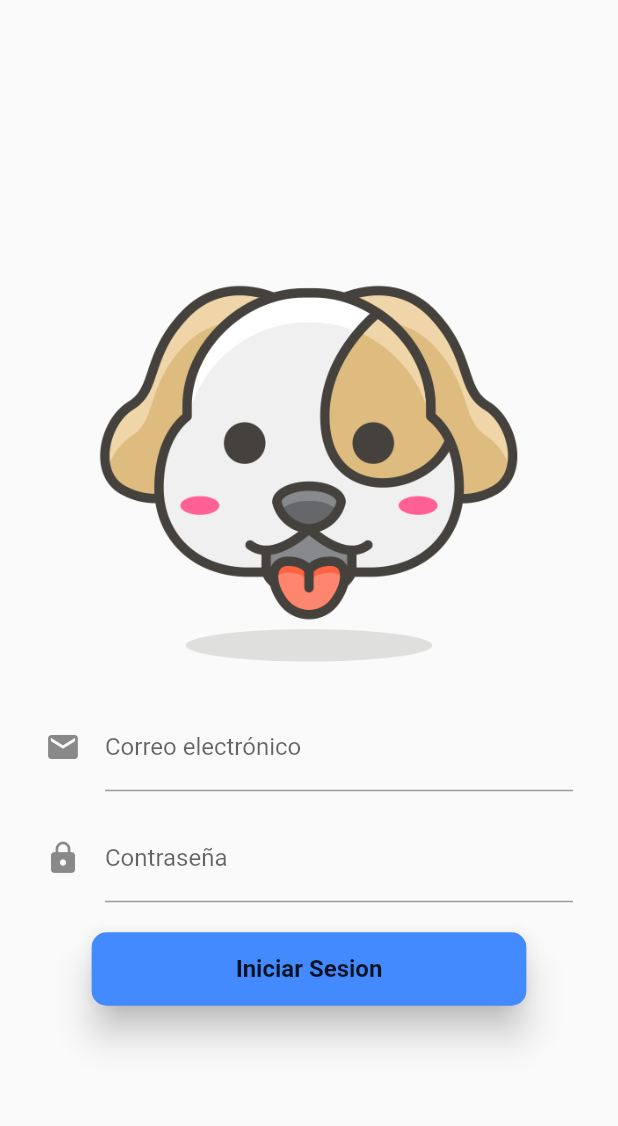
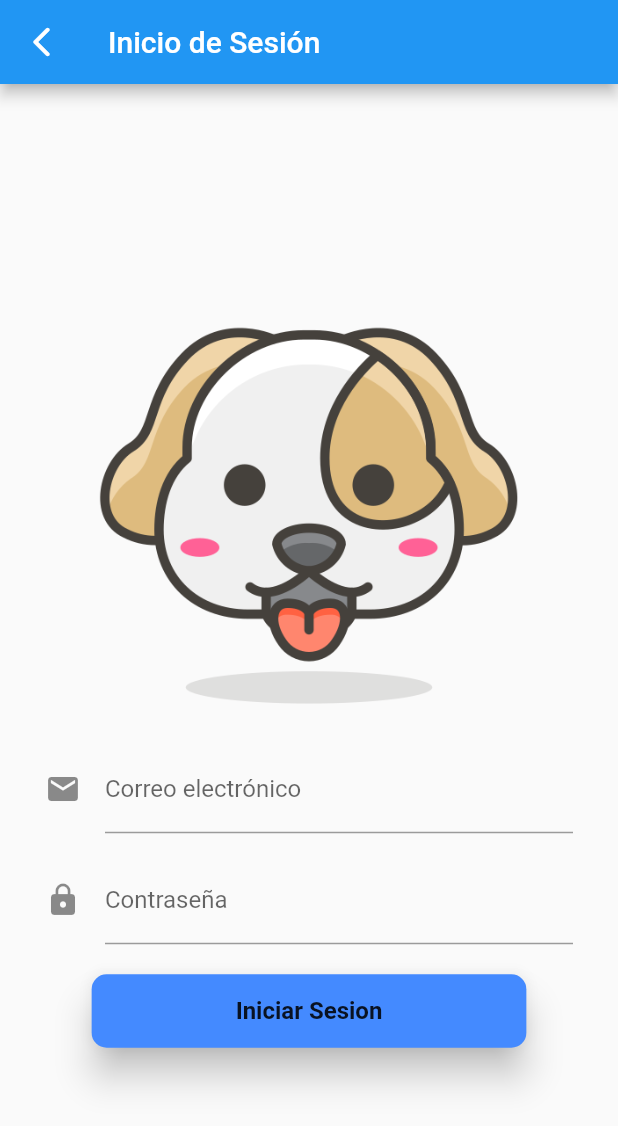
Before and after one commit to DylanEscala/GUIlp, a Flutter app: the LoginPage screen opened directly, after a tap on "Iniciar Sesion", on a phone screen of 412 x 824 dp. Shown: the top 1126 px of the screen. Run offline on Flutter 3.47's test engine with Material 2 defaults, Android fonts, the phone set to English and light mode, and no system bars; network calls fail; statements that could not run were skipped.

Commit message:
Iniciada navegación

```diff
--- a/proyectolp/lib/src/pages/login_page.dart
+++ b/proyectolp/lib/src/pages/login_page.dart
@@ -1,4 +1,8 @@
+import 'dart:convert';
+
 import 'package:flutter/material.dart';
+import 'package:http/http.dart' as http;
+import 'package:proyectolp/main.dart';
 
 class LoginPage extends StatefulWidget {
   static String id = 'login_page';
@@ -15,6 +19,13 @@ class _LoginPageState extends State<LoginPage> {
   Widget build(BuildContext context) {
     return SafeArea(
       child: Scaffold(
+        appBar: AppBar(
+          title: Text("Inicio de Sesión"),
+          automaticallyImplyLeading: true,
+          leading: IconButton(icon: Icon(Icons.arrow_back_ios_rounded),
+            onPressed: () => {Navigator.pop(context)},
+          ),
+        ),
         body: Center(
           child: Column(
             mainAxisAlignment: MainAxisAlignment.center,
@@ -58,7 +69,13 @@ class _LoginPageState extends State<LoginPage> {
                 RoundedRectangleBorder(borderRadius: BorderRadius.circular(10)),
             elevation: 10.0,
             color: Colors.blueAccent,
-            onPressed: () => print(emailController.text + " "+passController.text),
+            onPressed: () async {
+              final response= await http.get(MyApp.enlace+"users");
+              var list = jsonDecode(response.body);
+              for(int i=0;i<list.length;i++){
+                print(list[i]);
+              }
+            },
         );
       },
     );
--- a/proyectolp/pubspec.yaml
+++ b/proyectolp/pubspec.yaml
@@ -21,6 +21,8 @@ environment:
   sdk: ">=2.7.0 <3.0.0"
 
 dependencies:
+  http: 0.12.2
+
   flutter:
     sdk: flutter
 
```
Also changed, not shown: proyectolp/lib/main.dart (+7 -2 lines), proyectolp/pubspec.lock, 1 other file.
